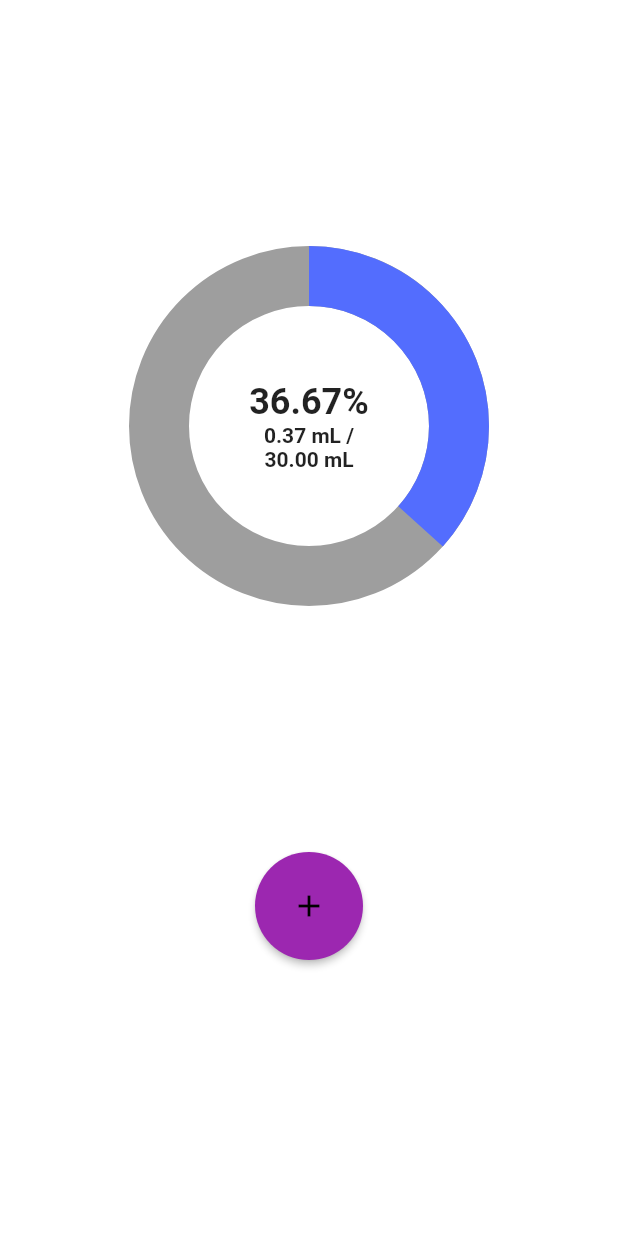
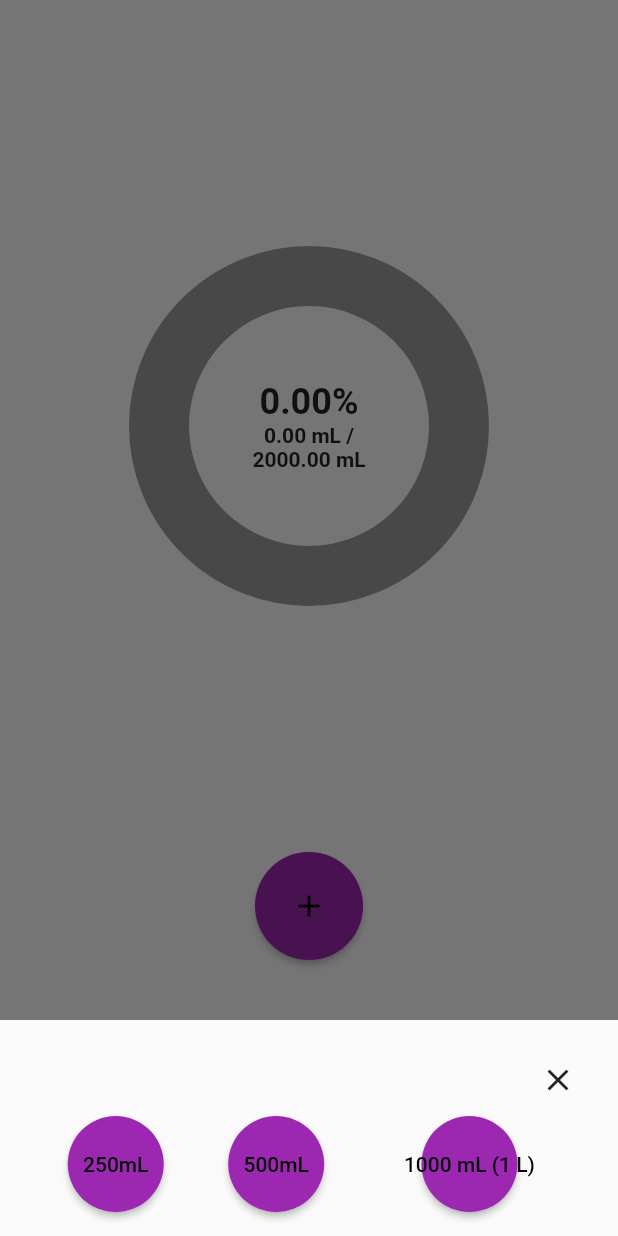
Before and after one commit to lainshiHenry/drink-water-reminder, a Flutter app: the screen it shows after launch, after a tap on the "add" icon, on a phone screen of 412 x 824 dp. Run offline on Flutter 3.47's test engine with Material 2 defaults, Android fonts, the phone set to English and light mode, and no system bars.

Commit message:
Updated UI Refactored Code Added Multiple drink selection options

```diff
--- /dev/null
+++ b/lib/constants/data_constants.dart
@@ -0,0 +1 @@
+const double maxWaterLimitmL = 2000.00;
--- a/lib/screens/home_screen.dart
+++ b/lib/screens/home_screen.dart
@@ -1,15 +1,26 @@
 import 'package:flutter/material.dart';
+import 'package:water_reminder/constants/data_constants.dart';
+import 'package:water_reminder/widget/main_progress_bar.dart';
+import 'package:water_reminder/widget/water_selection_bottom_sheet.dart';
 
 class HomeScreen extends StatefulWidget {
-  HomeScreen({Key? key}) : super(key: key);
+  const HomeScreen({Key? key}) : super(key: key);
 
   @override
   State<HomeScreen> createState() => _HomeScreenState();
 }
 
 class _HomeScreenState extends State<HomeScreen> {
-  double _currentValue = 10;
-  final double _maxValue = 30;
+  double? _currentValue = 0;
+  final double? _maxValue = maxWaterLimitmL;
+
+  void recordWaterConsumed(double? amount) {
+    setState(() {
+      // if (_currentValue! < _maxValue!) {
+      _currentValue = _currentValue! + amount!;
+      // }
+    });
+  }
 
   @override
   Widget build(BuildContext context) {
@@ -20,23 +31,17 @@ class _HomeScreenState extends State<HomeScreen> {
         child: Column(
           children: [
             const Spacer(),
-            MainProgressBar(currentValue: _currentValue, maxValue: _maxValue),
+            MainProgressBar(currentValue: _currentValue!, maxValue: _maxValue!),
             const Spacer(),
             Row(children: [
-              Spacer(),
+              const Spacer(),
               ElevatedButton(
                 child: const Icon(Icons.add),
-                // padding: EdgeInsets.all(17),
                 onPressed: () {
-                  setState(() {
-                    if (_currentValue < _maxValue) {
-                      _currentValue = _currentValue + 1;
-                    }
-                  });
-                  print(_currentValue);
+                  showWaterSelectionBottomSheet(context, recordWaterConsumed);
                 },
               ),
-              Spacer(),
+              const Spacer(),
             ]),
             const Spacer(),
           ],
@@ -45,66 +50,3 @@ class _HomeScreenState extends State<HomeScreen> {
     );
   }
 }
-
-class MainProgressBar extends StatelessWidget {
-  const MainProgressBar({
-    Key? key,
-    required double currentValue,
-    required double maxValue,
-  })  : _currentValue = currentValue,
-        _maxValue = maxValue,
-        super(key: key);
-
-  final double _currentValue;
-  final double _maxValue;
-
-  @override
-  Widget build(BuildContext context) {
-    final double _calculatedValue = _currentValue / _maxValue;
-    return Stack(
-      children: [
-        SizedBox(
-          width: 200,
-          height: 200,
-          child: CircularProgressIndicator(
-            value: _calculatedValue,
-            strokeWidth: 40.0,
-          ),
-        ),
-        SizedBox(
-          width: 200,
-          height: 200,
-          child: Center(
-            child: Column(
-              children: [
-                const Spacer(),
-                Text(
-                  (_calculatedValue * 100).toStringAsFixed(2) + '%',
-                  style: const TextStyle(
-                    fontWeight: FontWeight.bold,
-                    fontSize: 24,
-                  ),
-                ),
-                Text(
-                  _calculatedValue.toStringAsFixed(2) + ' mL /',
-                  style: const TextStyle(
-                    fontWeight: FontWeight.bold,
-                    fontSize: 14,
-                  ),
-                ),
-                Text(
-                  _maxValue.toStringAsFixed(2) + ' mL',
-                  style: const TextStyle(
-                    fontWeight: FontWeight.bold,
-                    fontSize: 14,
-                  ),
-                ),
-                const Spacer(),
-              ],
-            ),
-          ),
-        ),
-      ],
-    );
-  }
-}
--- /dev/null
+++ b/lib/widget/main_progress_bar.dart
@@ -0,0 +1,64 @@
+import 'package:flutter/material.dart';
+
+class MainProgressBar extends StatelessWidget {
+  const MainProgressBar({
+    Key? key,
+    required double currentValue,
+    required double maxValue,
+  })  : _currentValue = currentValue,
+        _maxValue = maxValue,
+        super(key: key);
+
+  final double _currentValue;
+  final double _maxValue;
+
+  @override
+  Widget build(BuildContext context) {
+    final double _calculatedValue = _currentValue / _maxValue;
+    return Stack(
+      children: [
+        SizedBox(
+          width: 200,
+          height: 200,
+          child: CircularProgressIndicator(
+            value: _calculatedValue,
+            strokeWidth: 40.0,
+          ),
+        ),
+        SizedBox(
+          width: 200,
+          height: 200,
+          child: Center(
+            child: Column(
+              children: [
+                const Spacer(),
+                Text(
+                  (_calculatedValue * 100).toStringAsFixed(2) + '%',
+                  style: const TextStyle(
+                    fontWeight: FontWeight.bold,
+                    fontSize: 24,
+                  ),
+                ),
+                Text(
+                  _currentValue.toStringAsFixed(2) + ' mL /',
+                  style: const TextStyle(
+                    fontWeight: FontWeight.bold,
+                    fontSize: 14,
+                  ),
+                ),
+                Text(
+                  _maxValue.toStringAsFixed(2) + ' mL',
+                  style: const TextStyle(
+                    fontWeight: FontWeight.bold,
+                    fontSize: 14,
+                  ),
+                ),
+                const Spacer(),
+              ],
+            ),
+          ),
+        ),
+      ],
+    );
+  }
+}
--- /dev/null
+++ b/lib/widget/water_selection_bottom_sheet.dart
@@ -0,0 +1,60 @@
+import 'package:flutter/material.dart';
+
+showWaterSelectionBottomSheet(BuildContext context, Function callbackFunction) {
+  return showModalBottomSheet(
+    isScrollControlled: true,
+    context: context,
+    builder: (context) {
+      return waterSelectionBottomSheet(context, callbackFunction);
+    },
+  );
+}
+
+Widget waterSelectionBottomSheet(
+    BuildContext context, Function callbackFunction) {
+  return Container(
+    padding: const EdgeInsets.all(16.0),
+    child: Column(
+      mainAxisSize: MainAxisSize.min,
+      children: [
+        Row(
+          children: [
+            const Spacer(),
+            IconButton(
+              icon: const Icon(Icons.clear),
+              onPressed: () {
+                Navigator.pop(context);
+              },
+            ),
+          ],
+        ),
+        Row(
+          children: [
+            const Spacer(),
+            ElevatedButton(
+              onPressed: () {
+                callbackFunction(250.0);
+              },
+              child: const Text('250mL'),
+            ),
+            const Spacer(),
+            ElevatedButton(
+              onPressed: () {
+                callbackFunction(500.0);
+              },
+              child: const Text('500mL'),
+            ),
+            const Spacer(),
+            ElevatedButton(
+              onPressed: () {
+                callbackFunction(1000.0);
+              },
+              child: const Text('1000 mL (1 L)'),
+            ),
+            const Spacer(),
+          ],
+        ),
+      ],
+    ),
+  );
+}
```
